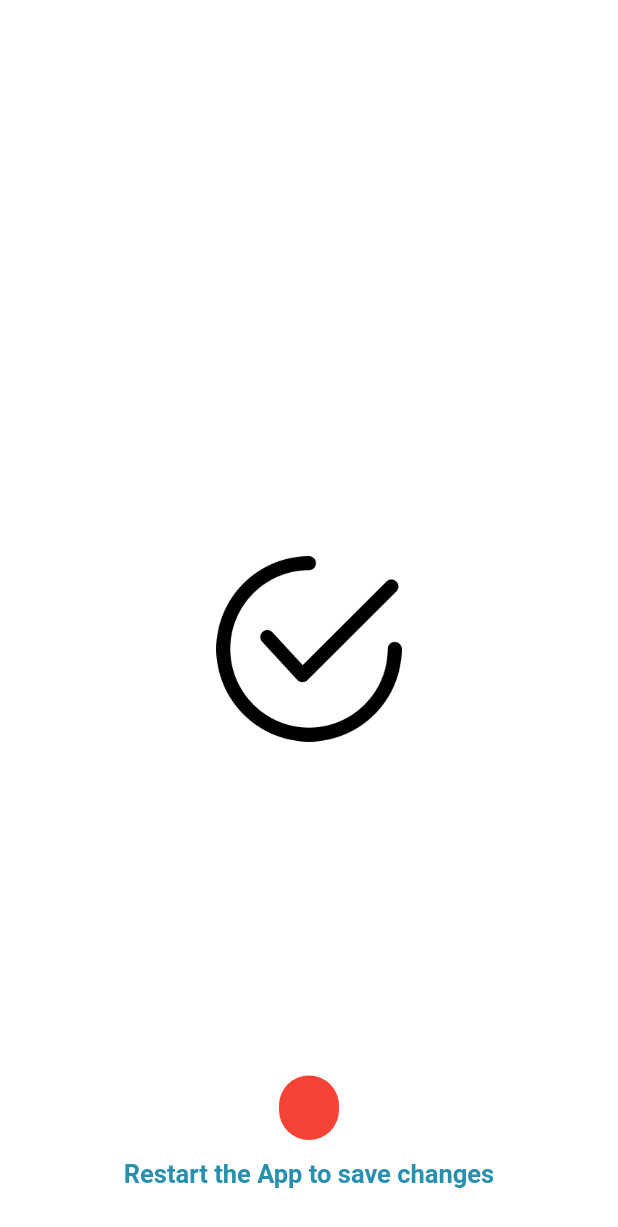
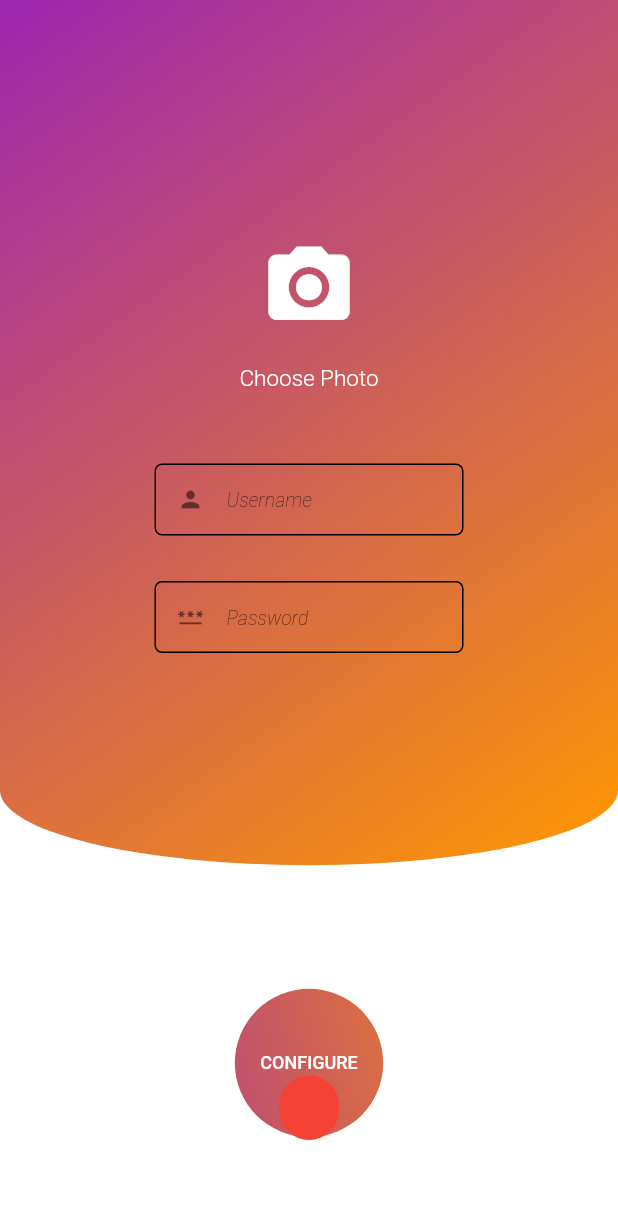
Before and after one commit to Trihz/mysecretary, a Flutter app: the screen it shows after launch, after a tap on "CONFIGURE", on a phone screen of 412 x 824 dp. Shown: the top 1227 px of the screen. Run offline on Flutter 3.47's test engine with Material 2 defaults, Android fonts, the phone set to English and light mode, and no system bars; our stand-ins replace animated_splash_screen, animated_text_kit, fluttertoast, hive, hive_flutter and 2 more; missing offline and left inert: dart:ffi; accounts and stored records are empty.

Commit message:
Custom Splash Screen

```diff
--- /dev/null
+++ b/lib/SplashScreen/splashscreen.dart
@@ -0,0 +1,79 @@
+import 'dart:async';
+
+import 'package:flutter/material.dart';
+import 'package:animated_text_kit/animated_text_kit.dart';
+import 'package:mysecretary/configuration/configuration_ui.dart';
+import 'package:mysecretary/homescreen/homescreen_ui.dart';
+
+class OpeningScreen extends StatefulWidget {
+  const OpeningScreen({super.key});
+
+  @override
+  State<OpeningScreen> createState() => _OpeningScreenState();
+}
+
+class _OpeningScreenState extends State<OpeningScreen> {
+  // variable to store the main color
+  Color mainColor = const Color.fromARGB(255, 41, 143, 174);
+
+  // widget to display the animated welcoming text
+  Widget welcomingText() {
+    return Container(
+        height: MediaQuery.of(context).size.height * 0.4,
+        width: MediaQuery.of(context).size.width * 0.9,
+        decoration: const BoxDecoration(color: Colors.transparent),
+        child: Column(
+          mainAxisAlignment: MainAxisAlignment.spaceEvenly,
+          children: [
+            Container(
+              height: MediaQuery.of(context).size.height * 0.2,
+              width: MediaQuery.of(context).size.width * 0.9,
+              decoration: const BoxDecoration(color: Colors.transparent),
+              child: const Icon(
+                Icons.star_half,
+                color: Colors.white,
+                size: 60,
+              ),
+            ),
+            DefaultTextStyle(
+              style: const TextStyle(fontSize: 30, color: Colors.white),
+              child: AnimatedTextKit(
+                animatedTexts: [
+                  WavyAnimatedText('My Secretary'),
+                ],
+                isRepeatingAnimation: true,
+              ),
+            ),
+          ],
+        ));
+  }
+
+  @override
+  void initState() {
+    super.initState();
+    Timer(
+        const Duration(milliseconds: 5700),
+        () => Navigator.pushReplacement(
+            context,
+            MaterialPageRoute(
+                builder: (context) => const ConfigurationScreen())));
+  }
+
+  @override
+  Widget build(BuildContext context) {
+    return Scaffold(
+      body: Container(
+        height: MediaQuery.of(context).size.height * 1,
+        width: MediaQuery.of(context).size.width * 1,
+        decoration: const BoxDecoration(
+            gradient: LinearGradient(
+                begin: Alignment.topLeft,
+                end: Alignment.bottomRight,
+                colors: [Colors.purple, Colors.orange])),
+        child: Center(
+          child: welcomingText(),
+        ),
+      ),
+    );
+  }
+}
--- a/lib/configuration/configuration_ui.dart
+++ b/lib/configuration/configuration_ui.dart
@@ -5,6 +5,7 @@ import 'package:fluttertoast/fluttertoast.dart';
 import 'package:mysecretary/business/business_ui.dart';
 import 'package:mysecretary/class/class_ui.dart';
 import 'package:mysecretary/configuration/configuration_logic.dart';
+import 'package:mysecretary/gradienticon.dart';
 import 'package:mysecretary/homescreen/homescreen_logic.dart';
 import 'package:mysecretary/newtask/newtask_ui.dart';
 import 'package:mysecretary/personal/personal_ui.dart';
@@ -33,12 +34,15 @@ class _ConfigurationScreenState extends State<ConfigurationScreen>
   Color borderColor = Colors.grey.shade300;
   Color textColor = Colors.white;
 
-  // variable to hold the sate of the theme
-  bool themeStatus = false;
+  // varaibles to store the main screen gradient colors
+  Color color1 = Colors.purple;
+  Color color2 = Colors.orange;
 
-  // variable to store status of the button
-  bool isConfiguredbuttonState = true;
-  bool isConfigurationDone = false;
+  /// this variable stores the status of whether configuration has been done or not
+  /// it controls the navigation of the app during starting
+  /// if configuration has been done the the navigation is from the splashscreen >>>> homescreen
+  /// if configuration has not been done then the flow is from the splashscreen >>>> configuringWindow >>>> success >>>> homescreen
+  bool hasConfigurationBeenDone = false;
 
   // variables to store the username and user password
   String userName = "";
@@ -94,46 +98,43 @@ class _ConfigurationScreenState extends State<ConfigurationScreen>
         fontSize: 16.0);
   }
 
-  //function to display the configure screen
-  Widget configureScreen(TabController tabController) {
-    return isConfigurationDone
-        ? Homescreen(tabController)
-        : configureScreenDisplay();
-  }
-
   // function to display the configure button
-  Widget configureScreenDisplay() {
+  Widget configuringWindow() {
     return Container(
       height: MediaQuery.of(context).size.height * 1,
       width: MediaQuery.of(context).size.width * 1,
       decoration: const BoxDecoration(color: Colors.transparent),
       child: Column(
         children: [
-          SizedBox(height: MediaQuery.of(context).size.height * 0.1),
           Container(
-            height: MediaQuery.of(context).size.height * 0.4,
+            height: MediaQuery.of(context).size.height * 0.7,
             width: MediaQuery.of(context).size.width * 1,
-            decoration: const BoxDecoration(color: Colors.transparent),
+            decoration: BoxDecoration(
+              borderRadius: BorderRadius.vertical(
+                  bottom: Radius.elliptical(
+                      MediaQuery.of(context).size.width * 3, 300)),
+              gradient: const LinearGradient(
+                  begin: Alignment.topLeft,
+                  end: Alignment.bottomRight,
+                  colors: [Colors.purple, Colors.orange]),
+            ),
             child: Column(
               mainAxisAlignment: MainAxisAlignment.spaceEvenly,
               children: [
+                SizedBox(height: MediaQuery.of(context).size.height * 0.1),
                 Container(
                   height: MediaQuery.of(context).size.height * 0.17,
                   width: MediaQuery.of(context).size.width * 0.3,
                   decoration: const BoxDecoration(color: Colors.transparent),
                   child: Column(
                     mainAxisAlignment: MainAxisAlignment.spaceEvenly,
-                    children: [
-                      Icon(
-                        Icons.photo_camera,
-                        size: 65,
-                        color: mainColor,
-                      ),
+                    children: const [
+                      Icon(Icons.photo_camera, size: 65, color: Colors.white),
                       Text(
                         "Choose Photo",
                         style: TextStyle(
                             fontWeight: FontWeight.w300,
-                            color: mainColor,
+                            color: Colors.white,
                             fontSize: 15),
                       ),
                     ],
@@ -149,33 +150,31 @@ class _ConfigurationScreenState extends State<ConfigurationScreen>
                         userName = value;
                       });
                     },
-                    decoration: InputDecoration(
+                    decoration: const InputDecoration(
                       isDense: true,
-                      contentPadding: const EdgeInsets.fromLTRB(10, 10, 10, 0),
+                      contentPadding: EdgeInsets.fromLTRB(10, 10, 10, 0),
                       prefixIcon: Opacity(
                         opacity: 0.5,
                         child: Icon(
                           Icons.person,
-                          color: mainColor,
+                          color: Colors.black,
                         ),
                       ),
                       enabledBorder: OutlineInputBorder(
-                        borderRadius:
-                            const BorderRadius.all(Radius.circular(5)),
+                        borderRadius: BorderRadius.all(Radius.circular(5)),
                         borderSide: BorderSide(
-                          color: mainColor,
+                          color: Colors.black,
                         ),
                       ),
                       focusedBorder: OutlineInputBorder(
-                        borderRadius:
-                            const BorderRadius.all(Radius.circular(5)),
+                        borderRadius: BorderRadius.all(Radius.circular(5)),
                         borderSide: BorderSide(
-                          color: mainColor,
+                          color: Colors.black,
                         ),
                       ),
                       hintText: "Username",
                       hintStyle: TextStyle(
-                          color: mainColor,
+                          color: Colors.black,
                           fontStyle: FontStyle.italic,
                           fontSize: 13,
                           fontWeight: FontWeight.w100),
@@ -192,76 +191,77 @@ class _ConfigurationScreenState extends State<ConfigurationScreen>
                         userPassword = value;
                       });
                     },
-                    decoration: InputDecoration(
+                    decoration: const InputDecoration(
                       isDense: true,
-                      contentPadding: const EdgeInsets.fromLTRB(10, 10, 10, 0),
+                      contentPadding: EdgeInsets.fromLTRB(10, 10, 10, 0),
                       prefixIcon: Opacity(
                         opacity: 0.5,
                         child: Icon(
                           Icons.password,
-                          color: mainColor,
+                          color: Colors.black,
                         ),
                       ),
                       enabledBorder: OutlineInputBorder(
-                        borderRadius:
-                            const BorderRadius.all(Radius.circular(5)),
+                        borderRadius: BorderRadius.all(Radius.circular(5)),
                         borderSide: BorderSide(
-                          color: mainColor,
+                          color: Colors.black,
                         ),
                       ),
                       focusedBorder: OutlineInputBorder(
-                        borderRadius:
-                            const BorderRadius.all(Radius.circular(5)),
+                        borderRadius: BorderRadius.all(Radius.circular(5)),
                         borderSide: BorderSide(
-                          color: mainColor,
+                          color: Colors.black,
                         ),
                       ),
                       hintText: "Password",
                       hintStyle: TextStyle(
-                          color: mainColor,
+                          color: Colors.black,
                           fontStyle: FontStyle.italic,
                           fontSize: 13,
                           fontWeight: FontWeight.w100),
                     ),
                   ),
                 ),
+                SizedBox(height: MediaQuery.of(context).size.height * 0.1),
               ],
             ),
           ),
-          SizedBox(height: MediaQuery.of(context).size.height * 0.3),
+          SizedBox(height: MediaQuery.of(context).size.height * 0.1),
           Container(
             height: MediaQuery.of(context).size.height * 0.12,
             width: MediaQuery.of(context).size.width * 1,
             decoration: const BoxDecoration(color: Colors.transparent),
             child: GestureDetector(
                 onTap: (() {
+                  /// record the user details to the database
                   recorduserDetails();
+
+                  /// read user details from the database
                   readUserDetails();
-                displayToast("App Configured Successfully");
-                ConfigurationLogic()
-                    .predefineKeyValue(); // predefine the key value to "0" during configuration
+
+                  /// write the default key value for database which is "0" at index "0"
+                  ConfigurationLogic().predefineKeyValue();
+
+                  /// read datastored in index "0" which is the key (DEBUGGING FUNCTION)
                   ConfigurationLogic().readData();
-                setState(() {
-                  isConfiguredbuttonState =
-                      false; // set the state to false meaning that configuration has been done
-                });
                 }),
-              child: CircleAvatar(
-                radius: 37,
-                backgroundColor: borderColor,
-                child: CircleAvatar(
-                  radius: 33,
-                  backgroundColor: bodyColor,
-                  child: Text(
-                    "CONFIGURE",
+                child: Container(
+                    decoration: BoxDecoration(
+                        shape: BoxShape.circle,
+                        gradient: LinearGradient(
+                            colors: [
+                              color1,
+                              color2,
+                            ],
+                            begin: Alignment.bottomLeft,
+                            end: Alignment.topRight)),
+                    child: const CircleAvatar(
+                        backgroundColor: Colors.transparent,
+                        child: Text('CONFIGURE',
                             style: TextStyle(
-                        fontWeight: FontWeight.w500,
-                        color: textColor,
-                        fontSize: 10),
-                  ),
-                ),
-              ),
-            ),
+                                color: Colors.white,
+                                fontSize: 12,
+                                fontWeight: FontWeight.w500))))),
           ),
         ],
       ),
@@ -269,7 +269,7 @@ class _ConfigurationScreenState extends State<ConfigurationScreen>
   }
 
   // function to display the configure success screen
-  Widget configureSuccessScreen() {
+  Widget successConfiguring() {
     return Container(
       height: MediaQuery.of(context).size.height * 1,
       width: MediaQuery.of(context).size.width * 1,
@@ -314,24 +314,26 @@ class _ConfigurationScreenState extends State<ConfigurationScreen>
     );
   }
 
-  // function to record the user name and password
+  /// function to record the username and password
+  /// username and password come from the textfields
+  /// they are passed to this method in order to be recorded to the local database using shared preferences
   void recorduserDetails() async {
-    // declare the instance of Shared Preference
     SharedPreferences sharedPreferences = await SharedPreferences.getInstance();
-    // record the values to the defined database as key-value pair
     sharedPreferences.setString("Username", userName);
     sharedPreferences.setString("Userpassword", userPassword);
     displayToast("Details Saved");
   }
 
-  // function to show the details stored in the database created by shared preference
+  /// function to show the details stored in the database created by shared preference
+  /// this is a debugging function and has no effect on the functioning of the system
+  /// SHOULD BE DELETED BEFORE LAUNCH
   void readUserDetails() async {
     SharedPreferences sharedPreferences = await SharedPreferences.getInstance();
     displayToast(sharedPreferences.getString("Username").toString());
     displayToast(sharedPreferences.getString("Userpassword").toString());
   }
 
-  /******************************************************************************************************************************** */
+  /// ************************************************THIS IS THE HOMESCREEN******************************************************************************
 
   // function to display the homescreen
   Widget Homescreen(TabController tabController) {
@@ -1147,9 +1149,9 @@ class _ConfigurationScreenState extends State<ConfigurationScreen>
         decoration: const BoxDecoration(color: Colors.transparent),
         child: SingleChildScrollView(
           child: Center(
-              child: isConfiguredbuttonState
-                  ? configureScreen(tabController)
-                  : configureSuccessScreen()),
+              child: hasConfigurationBeenDone
+                  ? Homescreen(tabController)
+                  : configuringWindow()),
         ),
       ),
     ));
--- a/lib/main.dart
+++ b/lib/main.dart
@@ -1,5 +1,6 @@
 import 'package:flutter/material.dart';
 import 'package:fluttertoast/fluttertoast.dart';
+import 'package:mysecretary/SplashScreen/splashscreen.dart';
 import 'package:mysecretary/configuration/configuration_ui.dart';
 import 'package:mysecretary/homescreen/homescreen_ui.dart';
 import 'package:hive_flutter/hive_flutter.dart';
@@ -24,9 +25,18 @@ class _MyAppState extends State<MyApp> {
   @override
   Widget build(BuildContext context) {
     return const MaterialApp(
-        debugShowCheckedModeBanner: false, home: SplashScreen());
+        debugShowCheckedModeBanner: false, home: OpeningScreen());
   }
 }
+
+
+
+
+
+
+
+
+
 
 class SplashScreen extends StatefulWidget {
   const SplashScreen({super.key});
--- a/pubspec.yaml
+++ b/pubspec.yaml
@@ -42,6 +42,7 @@ dependencies:
   intl: ^0.17.0
   animated_splash_screen: ^1.3.0
   flutter_switch: ^0.3.2
+  animated_text_kit: ^4.2.2
 
 
 dev_dependencies:
```
Also changed, not shown: pubspec.lock, 1 other file. Lines whose indentation alone changed are shown as unchanged.
